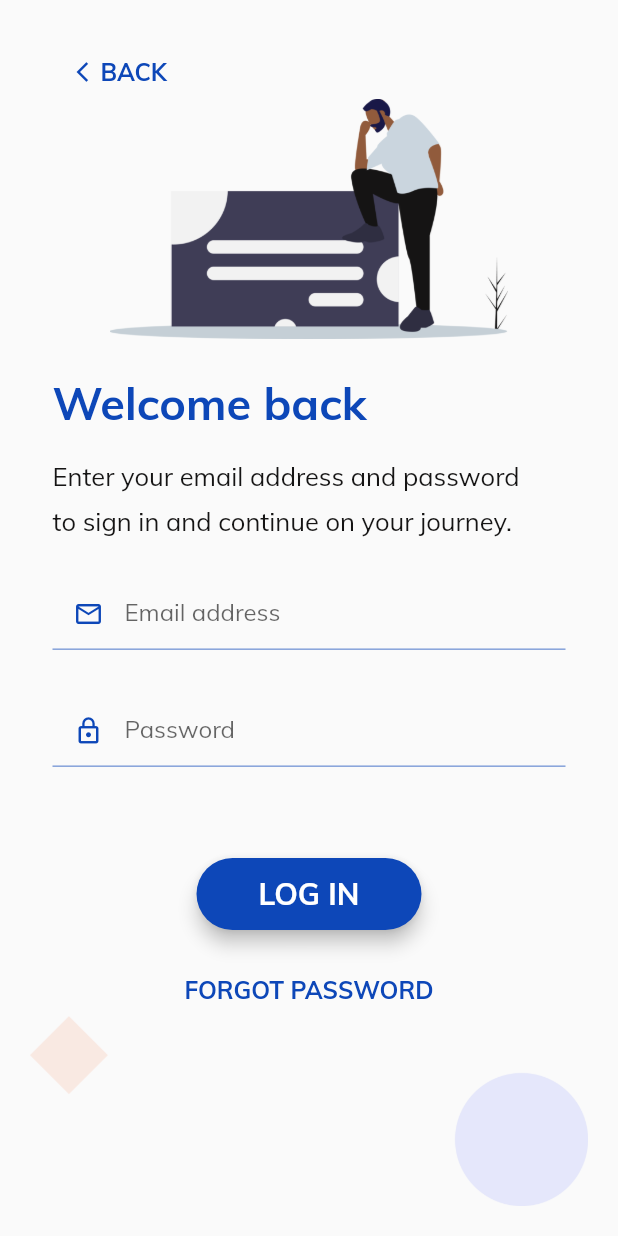
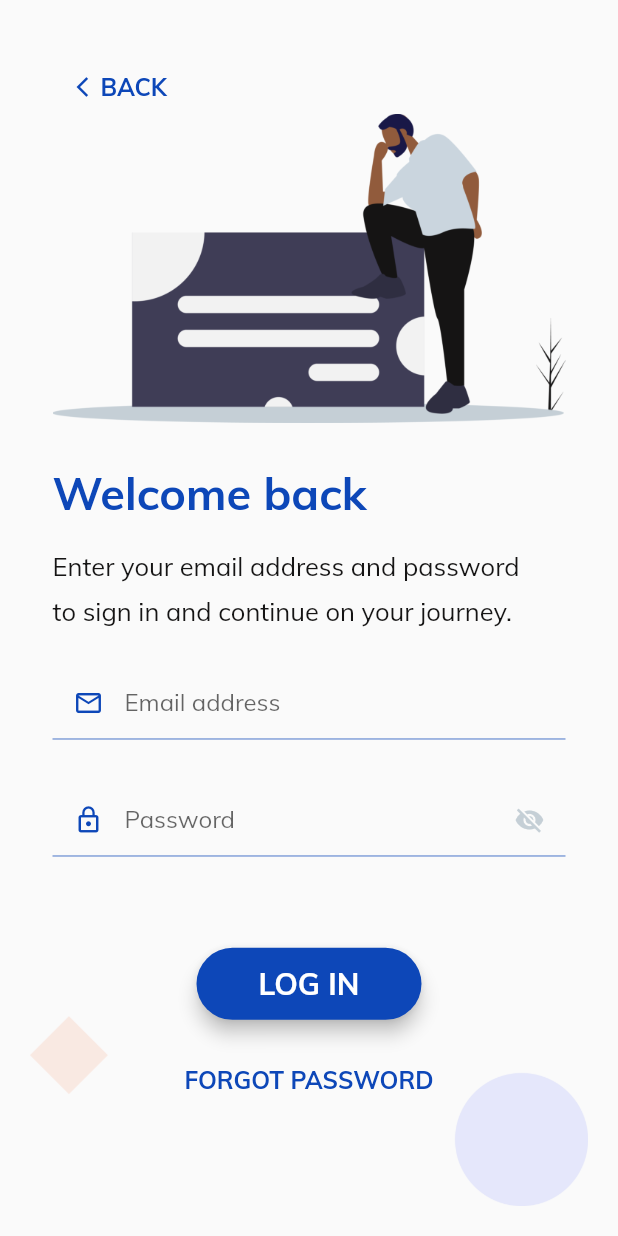
Before and after one commit to suadolaps/rememberme-flutter, a Flutter app: the Onboarding1 screen opened by its route, after a tap on "LOG IN", on a phone screen of 412 x 824 dp. Run offline on Flutter 3.47's test engine with Material 2 defaults, Android fonts, the light colour scheme and no system bars; our stand-ins replace bloc.

Commit message:
Add name input and journey screens

```diff
--- a/lib/main.dart
+++ b/lib/main.dart
@@ -3,6 +3,8 @@ import 'package:remember_me/screens/login/login_screen.dart';
 import 'package:remember_me/screens/onboarding/onboarding_1.dart';
 import 'package:remember_me/screens/onboarding/onboarding_2.dart';
 import 'package:remember_me/screens/register/genderselect_page.dart';
+import 'package:remember_me/screens/register/journey_start.dart';
+import 'package:remember_me/screens/register/name_input_page.dart';
 import 'package:remember_me/screens/splash_page.dart';
 
 void main() => runApp(RememberMe());
@@ -21,6 +23,8 @@ class RememberMe extends StatelessWidget {
         Onboarding2.id: (context) => Onboarding2(),
         GenderSelect.id: (context) => GenderSelect(),
         LoginScreen.id: (context) => LoginScreen(),
+        NameInput.id: (context) => NameInput(),
+        JourneyStart.id: (context) => JourneyStart(),
       },
     );
   }
--- a/lib/screens/login/login_screen.dart
+++ b/lib/screens/login/login_screen.dart
@@ -4,8 +4,23 @@ import 'package:remember_me/utilities/colours.dart';
 import 'package:remember_me/widgets/rounded_button.dart';
 import 'package:remember_me/utilities/constants.dart';
 
-class LoginScreen extends StatelessWidget {
+class LoginScreen extends StatefulWidget {
   static const String id = 'login_screen';
+
+  @override
+  _LoginScreenState createState() => _LoginScreenState();
+}
+
+class _LoginScreenState extends State<LoginScreen> {
+  String email;
+  String _password;
+  bool hidePassword = true;
+
+  void _togglePasswordVisibility() {
+    setState(() {
+      hidePassword = !hidePassword;
+    });
+  }
 
   @override
   Widget build(BuildContext context) {
@@ -30,7 +45,7 @@ class LoginScreen extends StatelessWidget {
             child: Column(
               children: <Widget>[
                 Padding(
-                  padding: const EdgeInsets.only(top: 10.0),
+                  padding: const EdgeInsets.only(top: 20.0),
                   child: FlatButton(
                     materialTapTargetSize: MaterialTapTargetSize.shrinkWrap,
                     child: Row(
@@ -60,10 +75,9 @@ class LoginScreen extends StatelessWidget {
                 Image(
                   image: AssetImage('assets/images/login/login.png'),
                   fit: BoxFit.fitWidth,
-                  height: 160.0,
                 ),
                 Padding(
-                  padding: const EdgeInsets.only(top: 20.0),
+                  padding: const EdgeInsets.only(top: 24.0),
                   child: Container(
                     alignment: Alignment.topLeft,
                     child: Text(
@@ -138,12 +152,15 @@ class LoginScreen extends StatelessWidget {
           size: 20.0,
         ),
       ),
+      onChanged: (value) {
+        email = value;
+      },
     );
   }
 
   Widget passwordField() {
     return TextField(
-      obscureText: true,
+      obscureText: hidePassword,
       decoration: InputDecoration(
           contentPadding: EdgeInsets.all(0.0),
           hintText: 'Password',
@@ -159,7 +176,19 @@ class LoginScreen extends StatelessWidget {
             color: kPrimaryBlue,
             size: 20.0,
           ),
+          suffixIcon: GestureDetector(
+            onTap: () {
+              _togglePasswordVisibility();
+            },
+            child: Icon(
+              hidePassword ? Icons.visibility_off : Icons.visibility,
+              color: hidePassword ? kSecondaryGrey : kPrimaryBlue,
+              size: 20.0,
             ),
+          )),
+      onChanged: (value) {
+        _password = value;
+      },
     );
   }
 }
--- a/lib/screens/onboarding/onboarding_1.dart
+++ b/lib/screens/onboarding/onboarding_1.dart
@@ -47,13 +47,11 @@ class Onboarding1 extends StatelessWidget {
                 textAlign: TextAlign.center,
               ),
             ),
-            Expanded(
-              child: Padding(
-                padding: const EdgeInsets.only(top: 10.0),
-                child: Image(
-                  image: AssetImage('assets/images/onboarding/onboarding1.png'),
-                  fit: BoxFit.fitHeight,
-                ),
+            Padding(
+              padding: const EdgeInsets.only(top: 10.0),
+              child: Image(
+                image: AssetImage('assets/images/onboarding/onboarding1.png'),
+                fit: BoxFit.fitHeight,
               ),
             ),
             Expanded(
--- a/lib/screens/onboarding/onboarding_2.dart
+++ b/lib/screens/onboarding/onboarding_2.dart
@@ -55,6 +55,7 @@ class _Onboarding2State extends State<Onboarding2> {
                     _currentPage != _numPages
                         ? _pageController.jumpToPage(5)
                         : null;
+                    // TODO: hide button if on last page
                   });
                 },
                 child: Text(
--- a/lib/screens/register/genderselect_page.dart
+++ b/lib/screens/register/genderselect_page.dart
@@ -1,4 +1,5 @@
 import 'package:flutter/material.dart';
+import 'package:remember_me/screens/register/name_input_page.dart';
 import 'package:remember_me/widgets/gender_card.dart';
 import 'package:remember_me/widgets/arrow_button.dart';
 
@@ -21,7 +22,9 @@ class _GenderSelectState extends State<GenderSelect> {
   Widget build(BuildContext context) {
     return Scaffold(
       floatingActionButton: ArrowButton(
-        onPress: () {},
+        onPress: () {
+          Navigator.of(context).pushNamed(NameInput.id);
+        },
       ),
       body: Padding(
         padding: const EdgeInsets.all(10.0),
--- a/lib/widgets/arrow_button.dart
+++ b/lib/widgets/arrow_button.dart
@@ -22,7 +22,7 @@ class ArrowButton extends StatelessWidget {
             elevation: 0.0,
             highlightElevation: 2.0,
             child: Image(
-              width: 35.0,
+              width: 30.0,
               image: AssetImage(
                   '/Users/suadkamardeen/Suad/Developer/AndroidStudioProjects/remember_me/assets/images/register/arrow.png'),
             ),
```
Also changed, not shown: lib/screens/register/journey_start.dart (added, +60 -0 lines), lib/screens/register/name_input_page.dart (+97 -0 lines), lib/utilities/constants.dart (+7 -0 lines), lib/screens/register/intention/intention_1.dart (added). Lines whose indentation alone changed are shown as unchanged.
